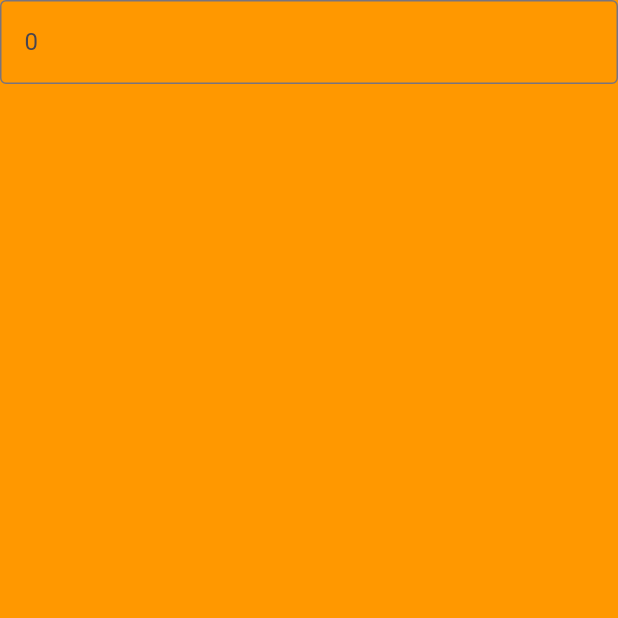
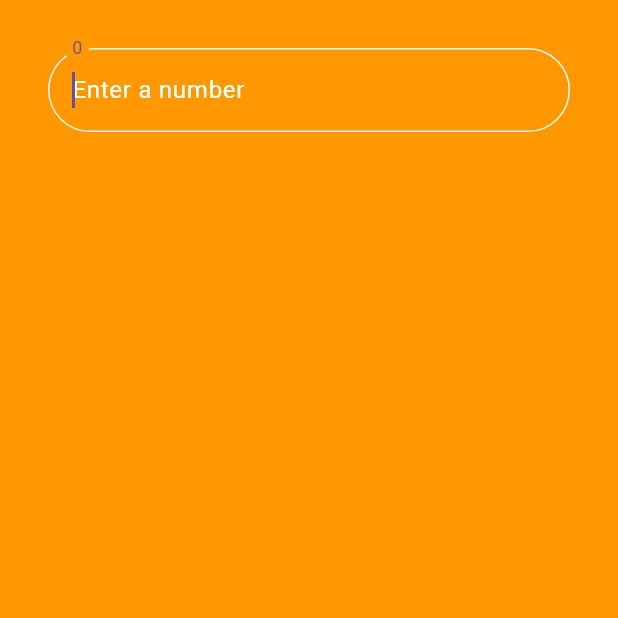
Before and after one commit to shishupaltech/flutterlearning, a Flutter app: the screen it shows after launch, on a phone screen of 412 x 824 dp, the top half of it. Run offline on Flutter 3.47's test engine with Material 3 defaults, Android fonts, the phone set to English and light mode, and no system bars.

```diff
--- a/lib/views/calculator_view.dart
+++ b/lib/views/calculator_view.dart
@@ -5,19 +5,36 @@ class CalculatorVIEW extends StatelessWidget {
 
   @override
   Widget build(BuildContext context) {
-    return const Column(
+    return Padding(
+      padding: const EdgeInsets.all(32.0),
+      child: Column(
         children: [
           // calculator display
           TextField(
+            keyboardType: TextInputType.number,
+            autofocus: true,
             decoration: InputDecoration(
-            border: OutlineInputBorder(),
+                border: OutlineInputBorder(
+                  borderSide: const BorderSide(
+                    color: Colors.white,
+                  ),
+                  borderRadius: BorderRadius.circular(30),
+                ),
+                focusedBorder: OutlineInputBorder(
+                    borderSide: const BorderSide(
+                      color: Colors.white,
+                    ),
+                    borderRadius: BorderRadius.circular(30)),
                 labelText: "0",
                 hintText: "Enter a number",
-          ),
+                hintStyle: const TextStyle(
+                  color: Colors.white,
+                )),
           ),
           // expand
           // button
         ],
+      ),
     );
   }
 }
```
Lines whose indentation alone changed are shown as unchanged.
